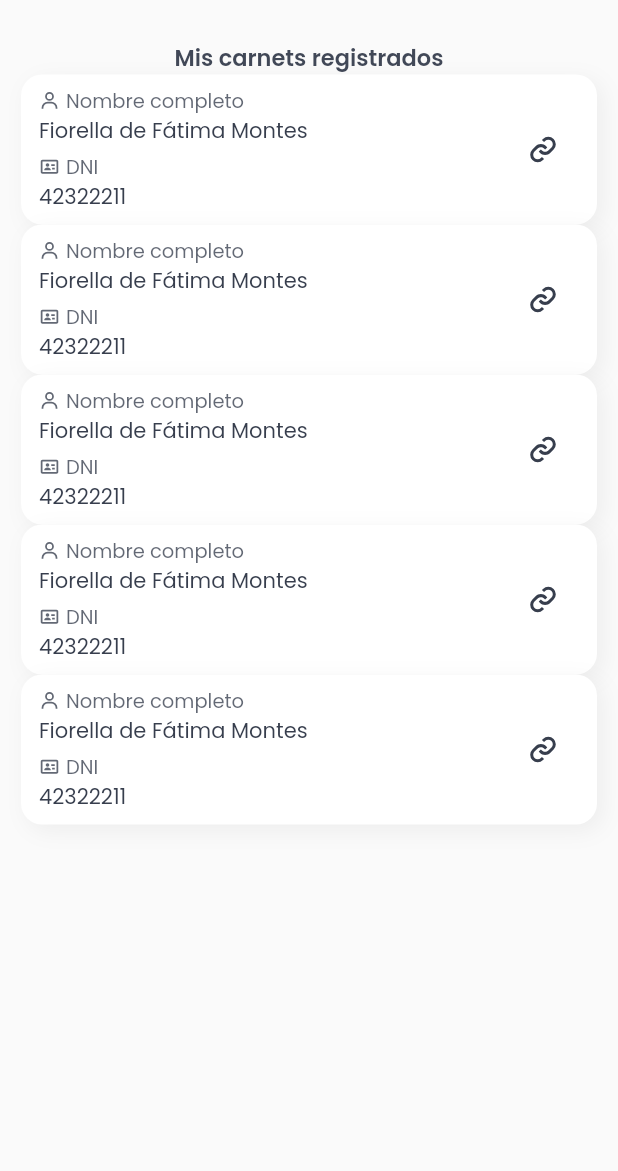
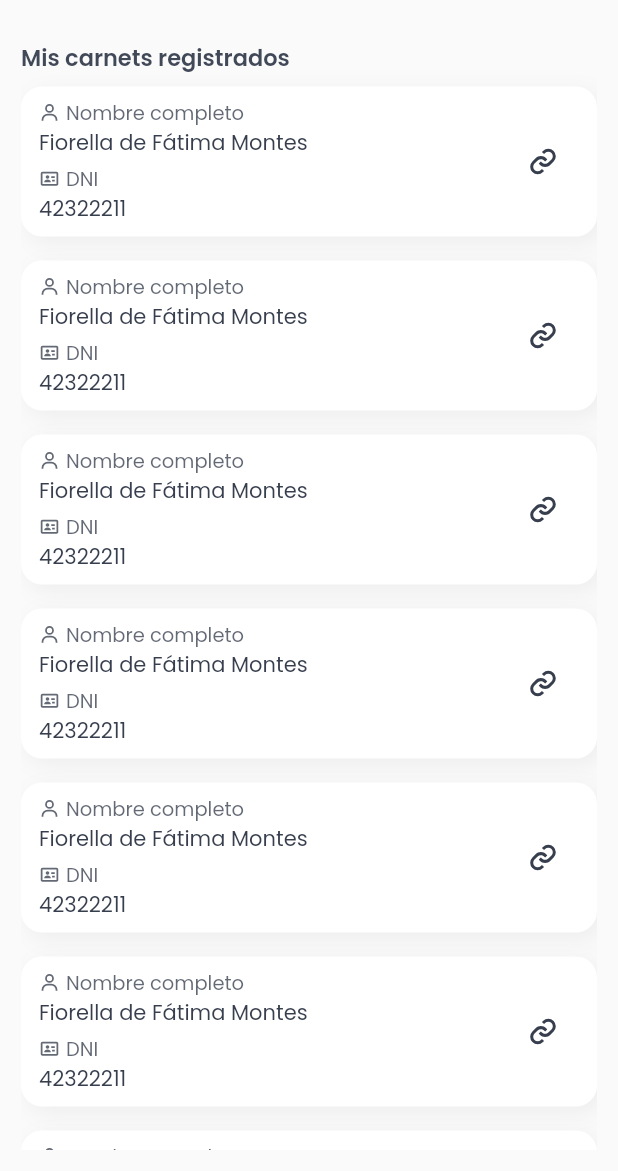
Before and after one commit to ehbarrionuevo/flutter_codigo_vacunapp, a Flutter app: the HomePage screen opened directly, on a phone screen of 412 x 824 dp, the part 65-1236 px from its top. Run offline on Flutter 3.47's test engine with Material 2 defaults, Android fonts, the phone set to English and light mode, and no system bars; our stand-ins replace flutter_svg, google_fonts.

Commit message:
HomePage 1.4

```diff
--- a/lib/pages/home_page.dart
+++ b/lib/pages/home_page.dart
@@ -27,6 +27,7 @@ class HomePage extends StatelessWidget {
       body: Padding(
         padding: const EdgeInsets.all(14.0),
         child: Column(
+          crossAxisAlignment: CrossAxisAlignment.start,
           children: [
             Text(
               "Mis carnets registrados",
@@ -36,11 +37,15 @@ class HomePage extends StatelessWidget {
                 color: kFontPrimaryColor.withOpacity(0.85),
               ),
             ),
-            ItemListWidget(),
-            ItemListWidget(),
-            ItemListWidget(),
-            ItemListWidget(),
-            ItemListWidget(),
+            Expanded(
+              child: ListView.builder(
+                physics: const BouncingScrollPhysics(),
+                itemCount: 10,
+                itemBuilder: (BuildContext context, int index){
+                  return  ItemListWidget();
+                },
+              ),
+            ),
           ],
         ),
       ),
--- a/lib/ui/widgets/item_list_widget.dart
+++ b/lib/ui/widgets/item_list_widget.dart
@@ -12,6 +12,7 @@ class ItemListWidget extends StatelessWidget {
     return Container(
       padding:
       const EdgeInsets.symmetric(horizontal: 12.0, vertical: 8.0),
+      margin: const EdgeInsets.symmetric(vertical: 8.0),
       decoration: BoxDecoration(
         color: Colors.white,
         borderRadius: BorderRadius.circular(14.0),
```
